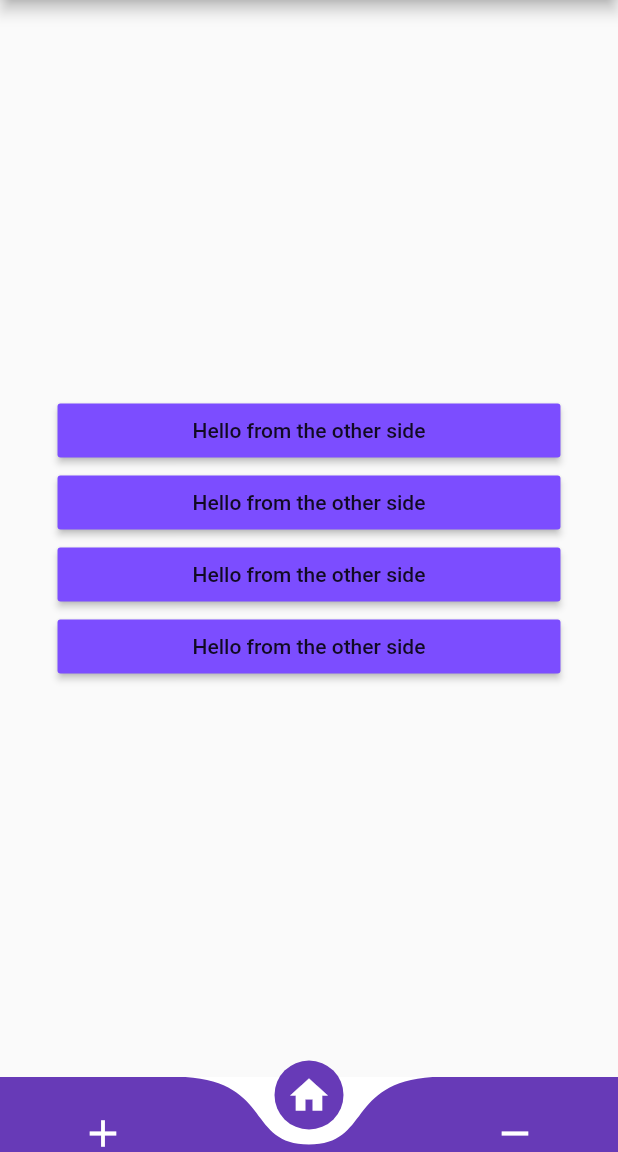
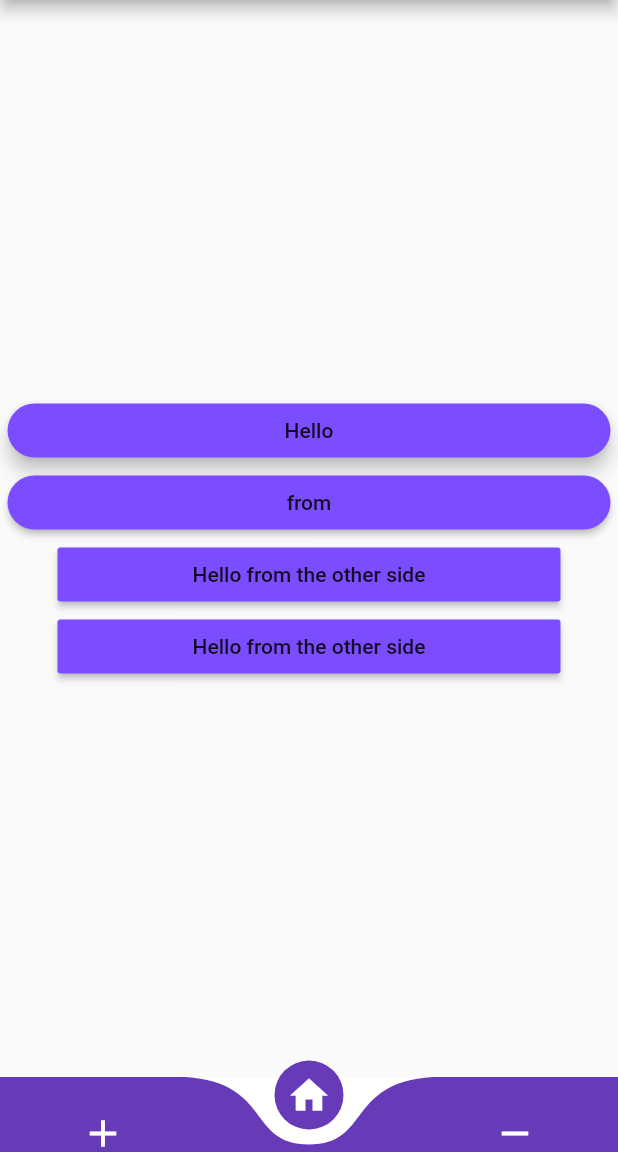
Before and after one commit to abhisht51/transport-app, a Flutter app: the screen it shows after launch, item 2 of the bottom bar chosen, on a phone screen of 412 x 824 dp, the part 84-1236 px from its top. Run offline on Flutter 3.47's test engine with Material 2 defaults, Android fonts, the phone set to English and light mode, and no system bars; drawn by our look-alikes of curved_navigation_bar.

Commit message:
More Refined Structure

```diff
--- a/lib/Screens/FromSNU.dart
+++ b/lib/Screens/FromSNU.dart
@@ -13,25 +13,33 @@ class _FromSNUState extends State<FromSNU> {
       child: Column(
         mainAxisAlignment: MainAxisAlignment.center,
         children: <Widget>[
-          RaisedButton(
+          SizedBox(
+            width: MediaQuery.of(context).size.width - 10,
+            child: RaisedButton(
               onPressed: () {
                 Navigator.of(context).pushNamed('');
               },
               color: Colors.deepPurpleAccent,
-            child: Text("Hello from the other side"),
-            padding: EdgeInsets.fromLTRB(90, 5, 90, 5),
+              child: Text("Hello"),
+              elevation: 5,
+              shape: StadiumBorder(),
             ),
-          RaisedButton(
+          ),
+          SizedBox(
+            width: MediaQuery.of(context).size.width - 10,
+            child: RaisedButton(
               onPressed: () {
                 Navigator.of(context).pushNamed('');
               },
               color: Colors.deepPurpleAccent,
-            child: Text("Hello from the other side"),
-            padding: EdgeInsets.fromLTRB(90, 5, 90, 5),
+              child: Text("from"),
+              shape: StadiumBorder(),
+            ),
           ),
           RaisedButton(
             onPressed: () {
-              Navigator.of(context).pushNamed('/toSNU',arguments: "Hello Friend");
+              Navigator.of(context)
+                  .pushNamed('/toSNU', arguments: "Hello Friend");
             },
             color: Colors.deepPurpleAccent,
             child: Text("Hello from the other side"),
--- /dev/null
+++ b/lib/data/user_history.dart
@@ -0,0 +1,5 @@
+class UserHistory{
+  String title;
+
+
+}
--- a/lib/routes/route_generator.dart
+++ b/lib/routes/route_generator.dart
@@ -12,10 +12,12 @@ class RouteGenerator{
 
     switch (settings.name) {
       case '/':
-        return MaterialPageRoute(builder: (_)=>MyHomePage1());
+        return MaterialPageRoute(builder: (_)=>OOOF(),maintainState: true,fullscreenDialog: true);
+
       case '/toSNU':
         if(args is String){
           return MaterialPageRoute(
+
             builder: (_)=>To_SNU(data: args,)
           );
         }
```
Also changed, not shown: lib/Screens/History.dart (+43 -2 lines), lib/routeexample.dart (+13 -0 lines). Lines whose indentation alone changed are shown as unchanged.
